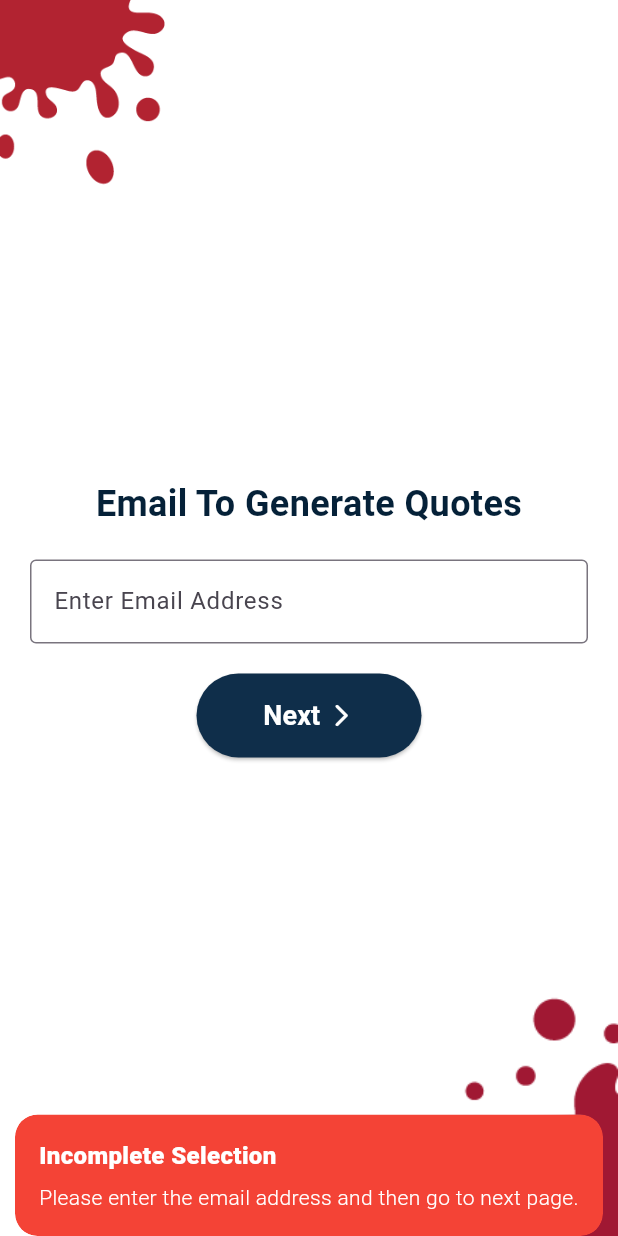
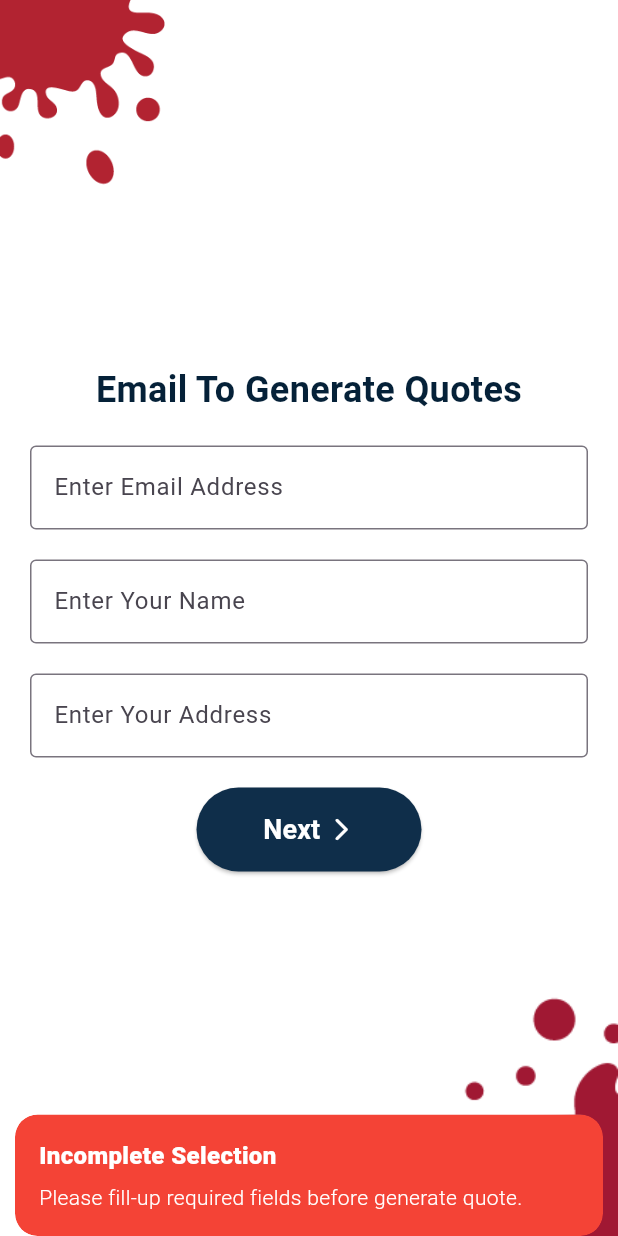
Before and after one commit to abuubaida921/Better_Paint_AR_APP, a Flutter app: the QuoteGenerateEmailView screen opened by its route, after a tap on "Next", on a phone screen of 412 x 824 dp. Run offline on Flutter 3.47's test engine with Material 3 defaults, Android fonts, the phone set to English and light mode, and no system bars; our stand-ins replace connectivity_plus, flutter_screenutil, fluttertoast, get, image_picker, shared_preferences; accounts and stored records are empty; network calls fail.

Commit message:
Quote Generate Data payload Format Change

```diff
--- a/lib/core/utils/constants/app_url.dart
+++ b/lib/core/utils/constants/app_url.dart
@@ -7,4 +7,5 @@ AppUrl._();
  static const String serviceUrl = '$baseUrl/service/';
  static const String specificationUrl = '$baseUrl/specificationa-of-area/';
  static const String addOnsUrl = '$baseUrl/add_ons/';
+ static const String quotationGenerate = '$baseUrl/quotation-generate/';
 }
--- a/lib/data/models/response_model/response_model.dart
+++ b/lib/data/models/response_model/response_model.dart
@@ -7,7 +7,7 @@ class ResponseModel {
   ResponseModel({
     required this.isSuccess,
     required this.statusCode,
-    this.errorMessage = 'Something went wrong!',
+    this.errorMessage = 'Something went wrong. Please try again!',
     required this.responseData,
   });
 }
--- a/lib/dependency/global dependency/global_controller.dart
+++ b/lib/dependency/global dependency/global_controller.dart
@@ -4,15 +4,16 @@ import 'package:get/get.dart';
 
 import 'package:connectivity_plus/connectivity_plus.dart';
 
-
-class  GlobalController extends GetxController {
-
+class GlobalController extends GetxController {
 // Checking Connecitiviy Here //
   Future<bool> checkInternetConnectivity() async {
     // Check the connectivity result
-  final List<ConnectivityResult> connectivityResult = await (Connectivity().checkConnectivity());
+    final List<ConnectivityResult> connectivityResult =
+        await (Connectivity().checkConnectivity());
     // Check if there is a mobile or wifi connection
-  if (connectivityResult.contains(ConnectivityResult.mobile) || connectivityResult.contains(ConnectivityResult.wifi) || connectivityResult.contains(ConnectivityResult.ethernet)) {
+    if (connectivityResult.contains(ConnectivityResult.mobile) ||
+        connectivityResult.contains(ConnectivityResult.wifi) ||
+        connectivityResult.contains(ConnectivityResult.ethernet)) {
       return true;
     } else {
       print('No Connection');
@@ -21,31 +22,51 @@ Future<bool> checkInternetConnectivity() async {
     }
   }
 
+  // --------------------------------------- //
+  List<Map<String, dynamic>> roomDataList = [];
+  List<Map<String, dynamic>> finalQuoteData = [];
 
-  // --------------------------------------- //
-  List<Map<String, dynamic>> dataList = [];
-
-  void addUserData(String serviceId, String serviceName, String roomName, List<String> spAreas, List<String> addOnsOption, String totalPrice) {
-    // Create the data structure as per your requirement
-     Map<String, dynamic> newData = {
-      "service": {
-        "id": serviceId,
-        "servicename": serviceName
-      },
-      "roomName": roomName,
-
-      // pick id //
-      "spAreas": spAreas,
-      "addOns" : addOnsOption,
-      "total-price" : totalPrice
+  void addQuoteGenerateData({
+    required String serviceId,
+    required String serviceName,
+    required String roomName,
+    required List<String> spAreas,
+    List<String>?
+        addOnsOption, // Assuming add_ons should be a list of integers as in your example
+    required String totalPrice,
+    String? email,
+    String? name,
+    String? address,
+  }) {
+    // Create room data structure
+    Map<String, dynamic> roomData = {
+      "service": {"id": serviceId, "service_name": serviceName},
+      "room_name": roomName,
+      "specification_of_areas": spAreas,
+      "add_ons": addOnsOption,
+      "total_price": totalPrice,
     };
 
-    dataList.add(newData);
+    // Add room data to the roomDataList
+    roomDataList.add(roomData);
+
+    // Add customer data if email, name, or address are not null //
+    if (email != null || name != null || address != null) {
+      finalQuoteData = [
+        {
+          "rooms": roomDataList,
+          "customer": {
+            "email": email,
+            "name": name,
+            "address": address,
+          },
+        }
+      ];
+    }
   }
 
-  //var roomPaintedInfo = <PaintedRoom>[].obs;
+
   var roomName = ''.obs;
   var roomServiceName = ''.obs;
   var roomSrviceId = ''.obs;
-
 }
--- a/lib/modules/quote_generate_email/controller/quote_generate_controller.dart
+++ b/lib/modules/quote_generate_email/controller/quote_generate_controller.dart
@@ -1,21 +1,82 @@
+import 'dart:convert';
+import 'dart:developer';
+
+import 'package:better_painting/core/utils/constants/app_url.dart';
+import 'package:better_painting/data/models/response_model/response_model.dart';
+import 'package:better_painting/dependency/global%20dependency/global_controller.dart';
+import 'package:better_painting/services/netwrok_services.dart';
 import 'package:flutter/material.dart';
 import 'package:get/get.dart';
 
 class QuoteGenerateController extends GetxController {
-
   // Create a TextEditingController to manage the text
   late TextEditingController emailtextEditingController;
+  late TextEditingController nametextEditingController;
+  late TextEditingController addresstextEditingController;
 
   // To store room name
   RxString emailAddress = ''.obs;
+  RxString userName = ''.obs;
+  RxString userAddress = ''.obs;
 
   @override
   void onInit() {
     // TODO: implement onInit
     super.onInit();
     emailtextEditingController = TextEditingController();
+    nametextEditingController = TextEditingController();
+    addresstextEditingController = TextEditingController();
   }
+
+  // Sign Up loading indicator //
+  final _isLoading = false.obs;
+  get isLoading => _isLoading.value;
+
+  // Response success or error message //
+  final _errorMessage = ''.obs; // Corrected declaration as RxString
+  get errorMessage => _errorMessage.value;
+
+  // Quote Generate Request //
+ Future<bool> QuoteInfoSubmit() async {
+
+  try {
+    if (await GlobalController().checkInternetConnectivity()) {
+      _isLoading.value = true;
+
+      final ResponseModel response = await NetworkCaller().postRequest(
+        AppUrl.quotationGenerate,
+        Get.find<GlobalController>().finalQuoteData,
+      );
 
 
 
+      if (response.isSuccess == 'success') {
+        if (response.statusCode == 201) {
+        _errorMessage.value = response.errorMessage;
+          return true;
+        } else {
+          log("Unexpected successful response status code: ${response.statusCode}");
+          return false;
+        }
+      } else {
+        if (response.statusCode == 404) {
+           _errorMessage.value = response.errorMessage;
+        } else {
+           _errorMessage.value = response.errorMessage;
+        }
+        return false;
+      }
+    } else {
+      _errorMessage.value = "No internet connection.";
+    }
+  } catch (ex) {
+    log("An error occurred: ${ex.toString()}");
+    _errorMessage.value = "An unexpected error occurred. Please try again.";
+    return false;
+  } finally {
+    _isLoading.value = false;
+  }
+  return false;
 }
+
+}
--- a/lib/modules/quote_generate_email/view/quote_generate_email_view.dart
+++ b/lib/modules/quote_generate_email/view/quote_generate_email_view.dart
@@ -1,5 +1,9 @@
+import 'dart:convert';
+
+import 'package:better_painting/core/utils/utility/app_utils.dart';
 import 'package:better_painting/dependency/global%20dependency/global_controller.dart';
 import 'package:better_painting/main.dart';
+import 'package:better_painting/modules/detailed_specification_screen/controller/detailed_specification_controller.dart';
 import 'package:better_painting/modules/quote_generate_email/controller/quote_generate_controller.dart';
 import 'package:better_painting/modules/room_selection_screen/controller/room_selection_controller.dart';
 import 'package:better_painting/routes/routes_names.dart';
@@ -7,9 +11,13 @@ import 'package:flutter/material.dart';
 import 'package:flutter_screenutil/flutter_screenutil.dart';
 import 'package:get/get.dart';
 
-class QuoteGenerateEmailView
-    extends GetView<QuoteGenerateController> {
-  const QuoteGenerateEmailView({super.key});
+class QuoteGenerateEmailView extends GetView<QuoteGenerateController> {
+  QuoteGenerateEmailView({super.key});
+
+  GlobalController gController = Get.find<GlobalController>();
+
+  DetailedSpecificationController detailedSpecificationController =
+      Get.find<DetailedSpecificationController>();
 
   @override
   Widget build(BuildContext context) {
@@ -46,17 +54,14 @@ class QuoteGenerateEmailView
                   ),
                   SizedBox(height: 20.h),
 
-                  // Room Name Input
+                  // Email Address Input
                   TextField(
                     controller: controller.emailtextEditingController,
                     decoration: const InputDecoration(
                       focusColor: btnColor,
                       focusedBorder: OutlineInputBorder(
-                     borderSide: BorderSide(color: btnColor, width: 1.2)
-
-                     ),
-                      border: OutlineInputBorder(
-                      ),
+                          borderSide: BorderSide(color: btnColor, width: 1.2)),
+                      border: OutlineInputBorder(),
                       labelText: 'Enter Email Address',
                     ),
                     onChanged: (value) {
@@ -66,21 +71,80 @@ class QuoteGenerateEmailView
 
                   SizedBox(height: 20.h),
 
+                  //User Name Input
+                  TextField(
+                    controller: controller.nametextEditingController,
+                    decoration: const InputDecoration(
+                      focusColor: btnColor,
+                      focusedBorder: OutlineInputBorder(
+                          borderSide: BorderSide(color: btnColor, width: 1.2)),
+                      border: OutlineInputBorder(),
+                      labelText: 'Enter Your Name',
+                    ),
+                    onChanged: (value) {
+                      controller.userName.value = value;
+                    },
+                  ),
 
+                  SizedBox(height: 20.h),
+
+                  // User Address Input
+                  TextField(
+                    controller: controller.addresstextEditingController,
+                    decoration: const InputDecoration(
+                      focusColor: btnColor,
+                      focusedBorder: OutlineInputBorder(
+                          borderSide: BorderSide(color: btnColor, width: 1.2)),
+                      border: OutlineInputBorder(),
+                      labelText: 'Enter Your Address',
+                    ),
+                    onChanged: (value) {
+                      controller.userAddress.value = value;
+                    },
+                  ),
+
+                  SizedBox(height: 20.h),
 
                   // Button to proceed (navigate to AR Measurement screen)
                   SizedBox(
                     width: 150.w,
                     child: ElevatedButton(
-                      onPressed: () {
-                        if (controller.emailAddress != '') {
-                          Get.toNamed(RoutesNames.invoiceScreen,
-                          );
+                      onPressed: () async {
+                        if (controller.emailAddress != '' ||
+                            controller.userAddress != '' ||
+                            controller.userName != '') {
+                          gController.addQuoteGenerateData(
+                               serviceId: gController.roomSrviceId.value,
+                                    serviceName:
+                                        gController.roomServiceName.value,
+                                    roomName: gController.roomName.value,
+                                    spAreas: detailedSpecificationController.selectedAreas,
+                                    addOnsOption: detailedSpecificationController.addonsAreas,
+                                    totalPrice:detailedSpecificationController.totalPrice.toString(),
+                              email: controller.emailAddress.value,
+                              name: controller.userName.value,
+                              address: controller.userAddress.value);
+
+                          print(jsonEncode(gController.finalQuoteData));
+
+                          // bool isSuccess = await controller.QuoteInfoSubmit();
+                          // if (isSuccess) {
+                          //   AppUtils.successToast(
+                          //       message: controller.errorMessage);
+                          //   Get.toNamed(
+                          //     RoutesNames.invoiceScreen,
+                          //   );
+                          // } else {
+                          //   AppUtils.errorToast(
+                          //       message: controller.errorMessage);
+                          // }
                           controller.emailtextEditingController.clear();
+                          controller.nametextEditingController.clear();
+                          controller.addresstextEditingController.clear();
                         } else {
                           Get.snackbar(
                             'Incomplete Selection',
-                            'Please enter the email address and then go to next page.',
+                            'Please fill-up required fields before generate quote.',
                             snackPosition: SnackPosition.BOTTOM,
                             backgroundColor: Colors.red,
                             colorText: Colors.white,
@@ -89,13 +153,16 @@ class QuoteGenerateEmailView
                       },
                       style: ElevatedButton.styleFrom(
                         backgroundColor: btnColor,
-                        padding:  EdgeInsets.symmetric(
+                        padding: EdgeInsets.symmetric(
                             horizontal: 40.w, vertical: 15.h),
                         shape: RoundedRectangleBorder(
                           borderRadius: BorderRadius.circular(30.r),
                         ),
                       ),
-                      child:  Row(
+                      child: Obx(
+                        () => controller.isLoading == true
+                            ? const CircularProgressIndicator()
+                            : Row(
                                 mainAxisAlignment: MainAxisAlignment.center,
                                 children: [
                                   Text(
@@ -116,6 +183,7 @@ class QuoteGenerateEmailView
                               ),
                       ),
                     ),
+                  ),
                 ],
               ),
             ),
--- a/lib/routes/routes_screens.dart
+++ b/lib/routes/routes_screens.dart
@@ -83,7 +83,7 @@ List<GetPage<dynamic>>? routes = [
   ),
    GetPage(
     name: RoutesNames.quoteEmailGenerateScreen,
-    page: () => const QuoteGenerateEmailView(),
+    page: () =>  QuoteGenerateEmailView(),
     binding: QuoteGenerateBinding()
   ),
 ];
```
Also changed, not shown: lib/modules/detailed_specification_screen/view/detailed_specification_view.dart (+25 -18 lines), lib/services/netwrok_services.dart (+6 -3 lines). Lines whose indentation alone changed are shown as unchanged.
